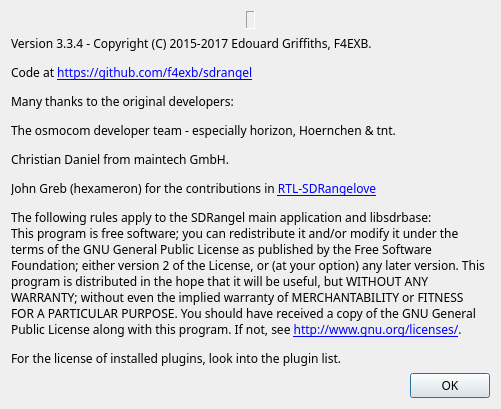
Above: sdrbase/gui/aboutdialog.ui from f4exb/sdrangel before the change. Below: the same form after it.
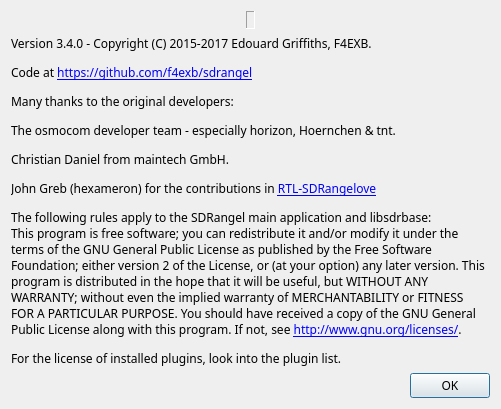
That is the form after the change. Icons and pictures are not drawn.

Commit message: Sample source plugins: removed useless init pure virtual method

```diff
--- a/sdrbase/gui/aboutdialog.ui
+++ b/sdrbase/gui/aboutdialog.ui
@@ -84,7 +84,7 @@
    <item>
     <widget class="QLabel" name="label_2">
      <property name="text">
-      <string>&lt;html&gt;&lt;head/&gt;&lt;body&gt;&lt;p&gt;Version 3.3.4 - Copyright (C) 2015-2017 Edouard Griffiths, F4EXB. &lt;/p&gt;&lt;p&gt;Code at &lt;a href=&quot;https://github.com/f4exb/sdrangel&quot;&gt;&lt;span style=&quot; text-decoration: underline; color:#0000ff;&quot;&gt;https://github.com/f4exb/sdrangel&lt;/span&gt;&lt;/a&gt;&lt;/p&gt;&lt;p&gt;Many thanks to the original developers:&lt;/p&gt;&lt;p&gt;The osmocom developer team - especially horizon, Hoernchen &amp;amp; tnt.&lt;/p&gt;&lt;p&gt;Christian Daniel from maintech GmbH.&lt;/p&gt;&lt;p&gt;John Greb (hexameron) for the contributions in &lt;a href=&quot;https://github.com/hexameron/rtl-sdrangelove&quot;&gt;&lt;span style=&quot; text-decoration: underline; color:#0000ff;&quot;&gt;RTL-SDRangelove&lt;/span&gt;&lt;/a&gt;&lt;/p&gt;&lt;p&gt;The following rules apply to the SDRangel main application and libsdrbase:&lt;br/&gt;This program is free software; you can redistribute it and/or modify it under the terms of the GNU General Public License as published by the Free Software Foundation; either version 2 of the License, or (at your option) any later version. This program is distributed in the hope that it will be useful, but WITHOUT ANY WARRANTY; without even the implied warranty of MERCHANTABILITY or FITNESS FOR A PARTICULAR PURPOSE. You should have received a copy of the GNU General Public License along with this program. If not, see &lt;a href=&quot;http://www.gnu.org/licenses/&quot;&gt;&lt;span style=&quot; text-decoration: underline; color:#0000ff;&quot;&gt;http://www.gnu.org/licenses/&lt;/span&gt;&lt;/a&gt;.&lt;/p&gt;&lt;p&gt;For the license of installed plugins, look into the plugin list.&lt;/p&gt;&lt;/body&gt;&lt;/html&gt;</string>
+      <string>&lt;html&gt;&lt;head/&gt;&lt;body&gt;&lt;p&gt;Version 3.4.0 - Copyright (C) 2015-2017 Edouard Griffiths, F4EXB. &lt;/p&gt;&lt;p&gt;Code at &lt;a href=&quot;https://github.com/f4exb/sdrangel&quot;&gt;&lt;span style=&quot; text-decoration: underline; color:#0000ff;&quot;&gt;https://github.com/f4exb/sdrangel&lt;/span&gt;&lt;/a&gt;&lt;/p&gt;&lt;p&gt;Many thanks to the original developers:&lt;/p&gt;&lt;p&gt;The osmocom developer team - especially horizon, Hoernchen &amp;amp; tnt.&lt;/p&gt;&lt;p&gt;Christian Daniel from maintech GmbH.&lt;/p&gt;&lt;p&gt;John Greb (hexameron) for the contributions in &lt;a href=&quot;https://github.com/hexameron/rtl-sdrangelove&quot;&gt;&lt;span style=&quot; text-decoration: underline; color:#0000ff;&quot;&gt;RTL-SDRangelove&lt;/span&gt;&lt;/a&gt;&lt;/p&gt;&lt;p&gt;The following rules apply to the SDRangel main application and libsdrbase:&lt;br/&gt;This program is free software; you can redistribute it and/or modify it under the terms of the GNU General Public License as published by the Free Software Foundation; either version 2 of the License, or (at your option) any later version. This program is distributed in the hope that it will be useful, but WITHOUT ANY WARRANTY; without even the implied warranty of MERCHANTABILITY or FITNESS FOR A PARTICULAR PURPOSE. You should have received a copy of the GNU General Public License along with this program. If not, see &lt;a href=&quot;http://www.gnu.org/licenses/&quot;&gt;&lt;span style=&quot; text-decoration: underline; color:#0000ff;&quot;&gt;http://www.gnu.org/licenses/&lt;/span&gt;&lt;/a&gt;.&lt;/p&gt;&lt;p&gt;For the license of installed plugins, look into the plugin list.&lt;/p&gt;&lt;/body&gt;&lt;/html&gt;</string>
      </property>
      <property name="wordWrap">
       <bool>true</bool>
```
The commit also changes 32 other files.
